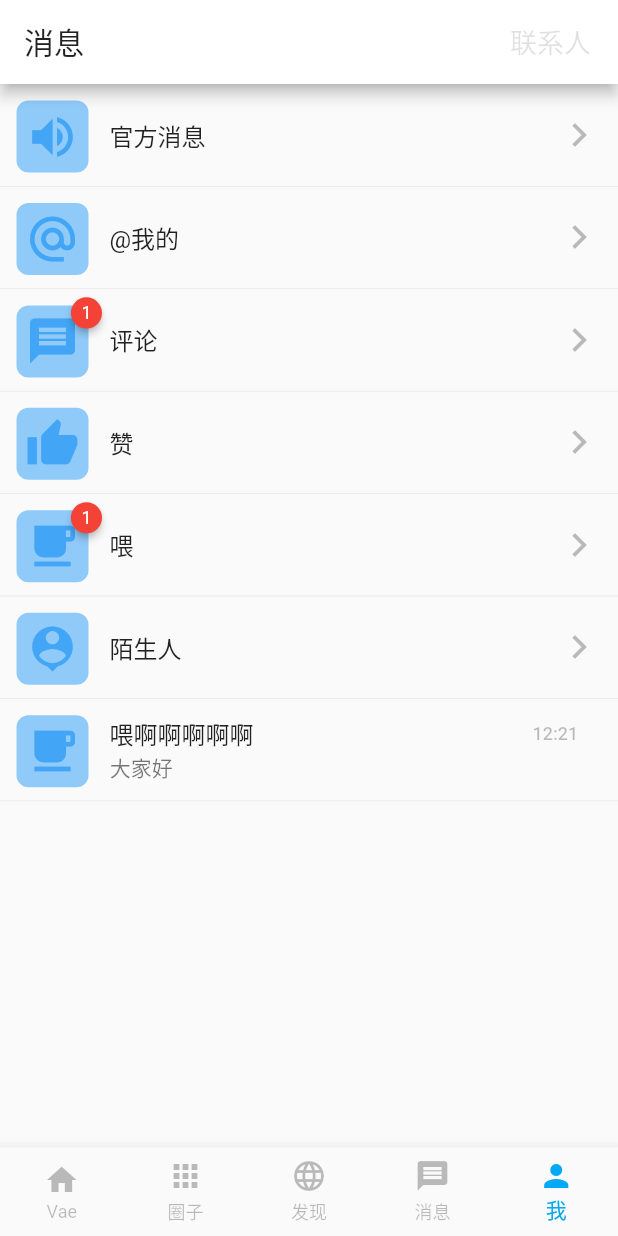
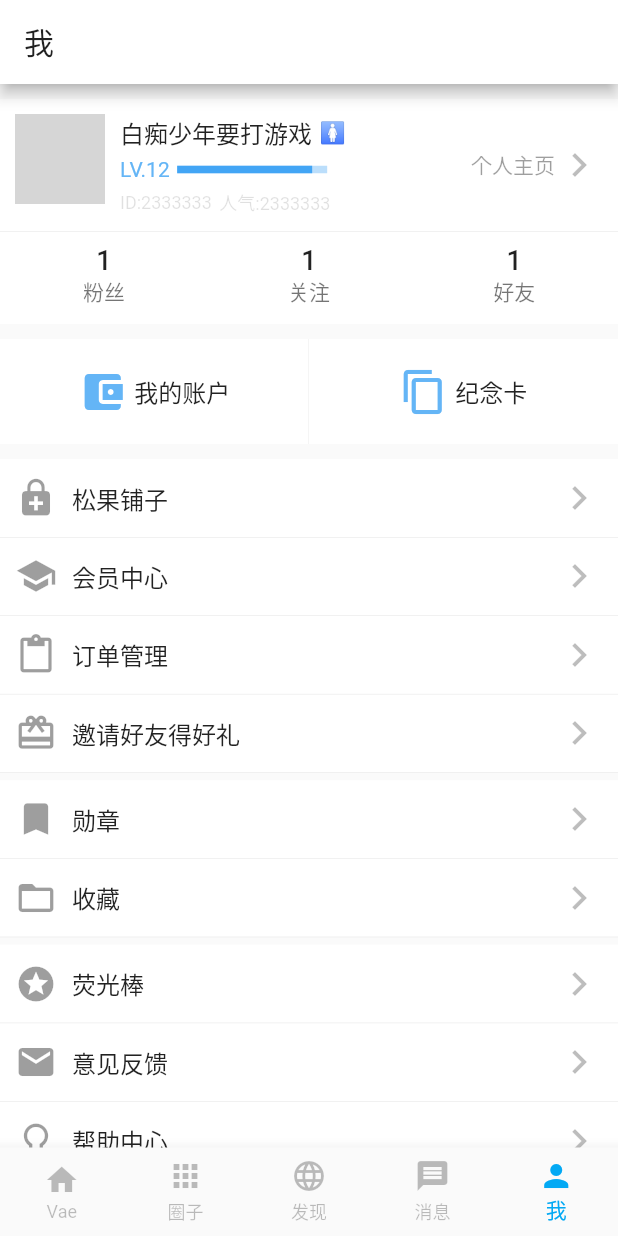
Before and after one commit to kvnZero/flutter-vaehome, a Flutter app: the screen it shows after launch, item 5 of the bottom bar chosen, on a phone screen of 412 x 824 dp. Run offline on Flutter 3.47's test engine with Material 2 defaults, Android fonts, the phone set to English and light mode, and no system bars; drawn by our look-alikes of badges; our stand-ins replace flutter_swiper, photo_view, sticky_headers; network calls fail; grey boxes are pictures that could not be loaded.

Commit message:
我的页面样式完成

```diff
--- /dev/null
+++ b/lib/ui/pages/my/vae_my_index.dart
@@ -0,0 +1,306 @@
+import 'package:flutter/material.dart';
+import 'package:badges/badges.dart';
+
+class VaeMyScreen extends StatefulWidget{
+  @override
+  State<StatefulWidget> createState() {
+    // TODO: implement createState
+    return VaeMyScreenState();
+  }
+}
+
+class VaeMyScreenState extends State<VaeMyScreen> with SingleTickerProviderStateMixin{
+
+  List<List<Map>> listButton = [
+    [{'icon':Icons.enhanced_encryption,'color':Colors.black38, 'title':'松果铺子','text':'','value':0},
+      {'icon':Icons.school,'color':Colors.black38, 'title':'会员中心','text':'','value':0},
+      {'icon':Icons.content_paste,'color':Colors.black38, 'title':'订单管理','text':'','value':0},
+      {'icon':Icons.card_giftcard,'color':Colors.black38, 'title':'邀请好友得好礼','text':'','value':0},
+    ],
+    [
+      {'icon':Icons.bookmark,'color':Colors.black38, 'title':'勋章','text':'','value':0},
+      {'icon':Icons.folder_open,'color':Colors.black38, 'title':'收藏','text':'','value':0},
+    ],
+    [
+      {'icon':Icons.stars,'color':Colors.black38, 'title':'荧光棒','text':'','value':0},
+      {'icon':Icons.email,'color':Colors.black38, 'title':'意见反馈','text':'','value':0},
+      {'icon':Icons.lightbulb_outline,'color':Colors.black38, 'title':'帮助中心','text':'','value':0},
+    ],
+    [
+      {'icon':Icons.perm_contact_calendar,'color':Colors.black38, 'title':'个人资料','text':'','value':0},
+      {'icon':Icons.settings,'color':Colors.black38, 'title':'设置','text':'','value':0},
+    ]
+  ];
+
+  Widget menuList;
+
+  @override
+  void initState() {
+    // TODO: implement initState
+    super.initState();
+  }
+
+  Widget userInfo(){
+    Widget userinfo = Padding( padding: EdgeInsets.all(10),
+    child:Row(
+      mainAxisAlignment: MainAxisAlignment.spaceBetween,
+        children: <Widget>[
+          Row(
+            crossAxisAlignment: CrossAxisAlignment.start,
+            children: <Widget>[
+              Container(
+                height: 60,
+                width: 60,
+                child: ClipRRect(
+                    borderRadius: BorderRadius.circular(8.0),
+                    child: Image.network('https://i03piccdn.sogoucdn.com/c54eb831b18dcd70',fit: BoxFit.fill,)
+                ),
+              ),
+              Padding(padding: EdgeInsets.only(left: 10),
+              child: Container(
+                width: 200,
+                child: Column(
+                  children: <Widget>[
+                    Container(
+                      width:200,
+                      child: Row(
+                        children: <Widget>[
+                          Text("白痴少年要打游戏", style: TextStyle(fontSize: 16),),
+                          Padding(padding: EdgeInsets.only(left:5),child: Text ('🚺'),)
+                        ],
+                      ),
+                    ),
+                    Container(
+                      width: 200,
+                      child: Padding(padding: EdgeInsets.only(top: 5,bottom: 5),
+                          child: Row(
+                            children: <Widget>[
+                              Padding(padding: EdgeInsets.only(right: 5),
+                                child:Text("LV.12",style: TextStyle(fontSize: 14,color: Colors.blue[300]),),
+                              ),
+                              Container(
+                                width: 100,
+                                height: 5,
+                                child: LinearProgressIndicator(
+                                  backgroundColor: Colors.blue[100],
+                                  value: 0.9,
+                                  valueColor: new AlwaysStoppedAnimation<Color>(Colors.blue[400]),
+                                ),
+                              )
+                            ],
+                          )),
+                    ),
+                    Container(
+                      width: 200,
+                      child: Row(
+                        mainAxisAlignment: MainAxisAlignment.start,
+                        children: <Widget>[
+                          Text("ID:2333333",style: TextStyle(fontSize: 12,color: Colors.black12),),
+                          Padding(padding: EdgeInsets.only(left: 5),child: Text("人气:2333333",style: TextStyle(fontSize: 12,color: Colors.black12),),)
+                        ],
+                      ),
+                    )
+                  ],
+                ),
+              ))
+            ],
+          ),
+          FlatButton(
+            padding: EdgeInsets.zero,
+            child: Row(
+              crossAxisAlignment: CrossAxisAlignment.center,
+              children: <Widget>[
+                Text('个人主页',style: TextStyle(fontSize: 14,color: Colors.black38),),
+                Icon(Icons.chevron_right,size: 32,color: Colors.black26,),
+              ],
+            ),
+            onPressed: (){print("跳转页面");},
+          )
+        ],
+      ),
+    );
+
+    Widget userfriend = Container(
+      decoration: new BoxDecoration(
+        border: new Border(top: BorderSide(width: 0.3,color: Colors.black12, style: BorderStyle.solid)),
+      ),
+      height: 60,
+      child: Row(
+        mainAxisAlignment: MainAxisAlignment.spaceEvenly,
+        children: <Widget>[
+          FlatButton(onPressed: (){}, child: Container(
+            width: MediaQuery.of(context).size.width/4,
+            height: 60,
+            child: Column(
+              mainAxisAlignment: MainAxisAlignment.center,
+              children: <Widget>[
+                Text("1",style: TextStyle(fontSize: 18),),
+                Text("粉丝",style: TextStyle(fontSize: 14,color: Colors.black54),),
+              ],
+            ),
+          )),
+          FlatButton(onPressed: (){}, child: Container(
+            width: MediaQuery.of(context).size.width/4,
+            height: 60,
+            child: Column(
+              mainAxisAlignment: MainAxisAlignment.center,
+              children: <Widget>[
+                Text("1",style: TextStyle(fontSize: 18),),
+                Text("关注",style: TextStyle(fontSize: 14,color: Colors.black54),),
+              ],
+            ),
+          )),
+          FlatButton(onPressed: (){}, child: Container(
+            width: MediaQuery.of(context).size.width/4,
+            height: 60,
+            child: Column(
+              mainAxisAlignment: MainAxisAlignment.center,
+              children: <Widget>[
+                Text("1",style: TextStyle(fontSize: 18),),
+                Text("好友",style: TextStyle(fontSize: 14,color: Colors.black54),),
+              ],
+            ),
+          )),
+        ],
+      ),
+    );
+
+    return Container(
+      margin: EdgeInsets.only(top:10,bottom: 10),
+      color: Colors.white,
+      height:150,
+      child: Column(
+        children: <Widget>[
+          userinfo,
+          userfriend
+        ],
+      ),
+    );
+  }
+
+  Widget userCard(){
+    return Container(
+      margin: EdgeInsets.only(bottom: 10),
+      color: Colors.white,
+      height: 70,
+      child:Row(
+        children: <Widget>[
+         FlatButton(
+           padding: EdgeInsets.zero,
+           child: Container(
+             decoration: new BoxDecoration(
+               border: new Border(right: BorderSide(width: 0.1,color: Colors.black26, style: BorderStyle.solid)),
+             ),
+             width: MediaQuery.of(context).size.width/2,
+             height: 70,
+             child: Row(
+                 mainAxisAlignment: MainAxisAlignment.center,
+                 children: <Widget>[
+                   Icon(Icons.account_balance_wallet,color: Colors.blue[300],size: 32,),
+                   Padding(padding: EdgeInsets.only(left:5),child: Text('我的账户',style: TextStyle(fontSize: 16),),)
+                 ],
+               ),
+           ),
+           onPressed: (){},
+         ),
+          FlatButton(
+            padding: EdgeInsets.zero,
+            child: Container(
+              width: MediaQuery.of(context).size.width/2,
+              height: 70,
+              child: Row(
+                mainAxisAlignment: MainAxisAlignment.center,
+                children: <Widget>[
+                 Icon(Icons.content_copy,color: Colors.blue[300],size: 32,),
+                 Padding(padding: EdgeInsets.only(left:5),child: Text('纪念卡',style: TextStyle(fontSize: 16),),)
+               ],
+             ),
+            ),
+            onPressed: (){},
+         )
+       ],
+      ),
+    );
+  }
+
+  Widget createList(){
+    List<Widget> body = [];
+    for(int i=0; i<listButton.length;i++){
+      List<Widget> _list = [];
+      for(int j=0; j<listButton[i].length;j++){
+        _list.add(NavButton(listButton[i][j]['icon'], listButton[i][j]['color'], listButton[i][j]['title'],text: listButton[i][j]['text'],value: listButton[i][j]['value']));
+      }
+      body.add(Container(
+        color: Colors.white,
+        margin: EdgeInsets.only(bottom: 5),
+        child: Column(children: _list.map((e)=>e).toList(),),
+      ));
+    }
+    return Container(child: Column(children: body.map((e)=>e).toList(),));
+  }
+
+  @override
+  Widget build(BuildContext context) {
+    // TODO: implement build
+    return Scaffold(appBar:AppBar(title: Text('我',style: TextStyle(color: Colors.black87,fontWeight: FontWeight.w400),),centerTitle: false,),
+        body:RefreshIndicator(
+            child: ListView(
+              children: <Widget>[
+                userInfo(),
+                userCard(),
+                Container(child: createList(),)
+//            createList(),
+              ],
+            ),
+            onRefresh: (){}
+        ),
+      );
+  }
+
+  Widget pageCover(){
+    return Container(
+      height: 210,
+      child: new Image.network("http://5b0988e595225.cdn.sohucs.com/images/20200103/0eddf8d53c1e4262aef9952f3c8bbfc3.jpeg", fit: BoxFit.fill,),
+    );
+  }
+
+  Widget NavButton(IconData icon, Color iconColor, String title, {String text='', int value=0}){
+    TextStyle redtextstyle = TextStyle(fontSize: 8,color: Colors.white);
+    Widget redB = value>0 ? Stack(
+      alignment: Alignment.center,
+      children: <Widget>[
+//        Text(value.toString(),style: TextStyle(fontSize: 8,color: Colors.white),),
+        Badge(
+          badgeContent: value>0 && value<100 ? Text(value.toString(),style: redtextstyle,) : Text('99+',style: redtextstyle,),
+          child: Icon(icon,size: 28,color: iconColor),
+        ),
+      ],
+    ) : Icon(icon,size: 28,color: iconColor);
+   return FlatButton(onPressed: (){print("1");},
+       padding: EdgeInsets.zero,
+       child: Container(
+         padding: EdgeInsets.all(10),
+         decoration: new BoxDecoration(
+           border: new Border(bottom: BorderSide(width: 0.3,color: Colors.black12, style: BorderStyle.solid)),
+         ),
+         child: Row(
+           mainAxisAlignment: MainAxisAlignment.spaceBetween,
+           children: <Widget>[
+             Row(
+               children: <Widget>[
+                 redB,
+                 Padding(padding: EdgeInsets.only(left: 10),child: Text(title, style: TextStyle(fontSize: 16,fontWeight: FontWeight.w400),),)
+               ],
+             ),
+             Row(
+               children: <Widget>[
+                 Text(text,style: TextStyle(fontSize: 14,color: Colors.black26),),
+                 Icon(Icons.chevron_right,size: 32,color: Colors.black26,),
+               ],
+             )
+           ],
+         ),
+       )
+   );
+  }
+}
--- a/lib/ui/pages/vae_home.dart
+++ b/lib/ui/pages/vae_home.dart
@@ -3,6 +3,7 @@ import 'package:flutter_vaehome/ui/pages/vae/vae_home_index.dart';
 import 'package:flutter_vaehome/ui/pages/group/vae_group_index.dart';
 import 'package:flutter_vaehome/ui/pages/explore/vae_explore_index.dart';
 import 'package:flutter_vaehome/ui/pages/message/vae_message_index.dart';
+import 'package:flutter_vaehome/ui/pages/my/vae_my_index.dart';
 
 class VaeHome extends StatefulWidget{
   @override
@@ -37,6 +38,7 @@ class VaeHomeState extends State<VaeHome>{
           VaeGroupScreen(),
           VaeExploreScreen(),
           VaeMessageScreen(),
+          VaeMyScreen()
         ],
         physics: NeverScrollableScrollPhysics(), //不重复滑动效果？
       ),
```
